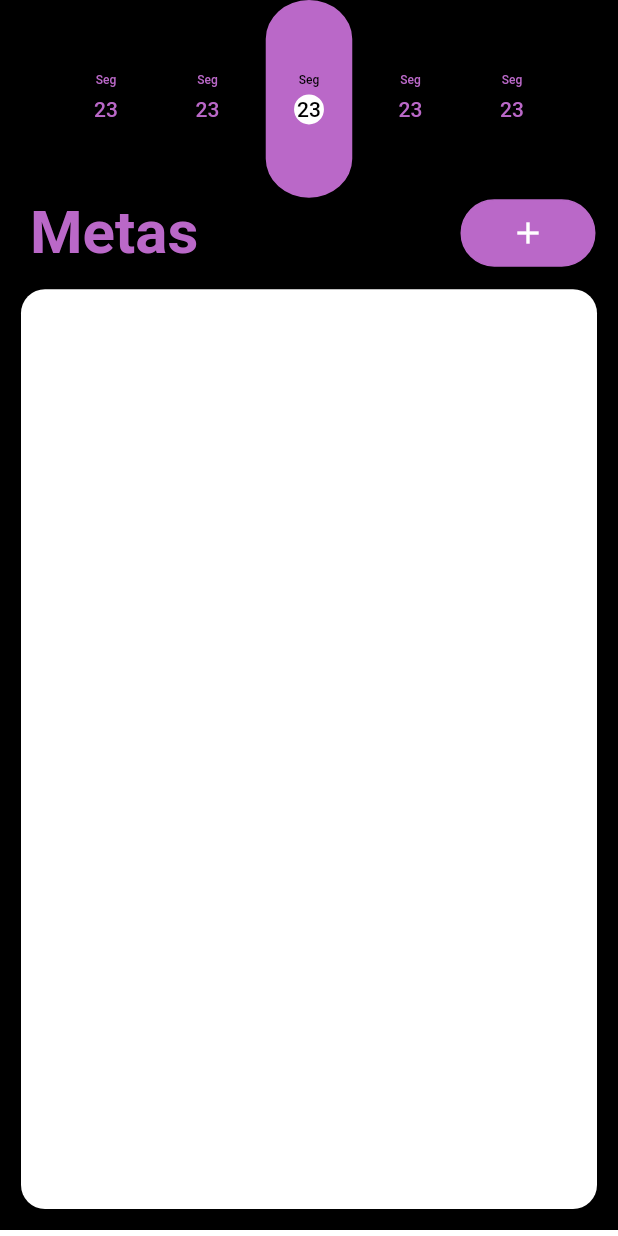
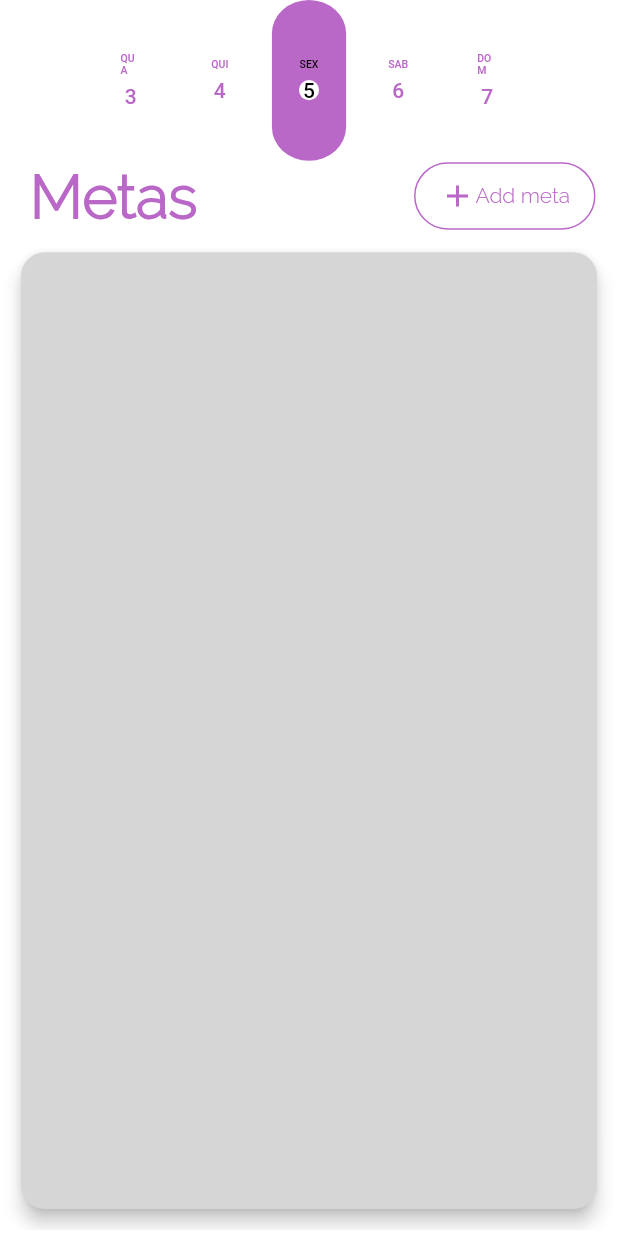
Before and after one commit to SamillyNunes/dream_tasks, a Flutter app: the screen it shows after launch, after a tap on "Metas diárias", on a phone screen of 412 x 824 dp. Run offline on Flutter 3.47's test engine with Material 2 defaults, Android fonts, the phone set to English and light mode, and no system bars; our stand-ins replace flutter_mobx, flutter_slidable, mobx, table_calendar; generated files the repository leaves out were written again.

```diff
--- a/lib/main.dart
+++ b/lib/main.dart
@@ -13,7 +13,7 @@ class MyApp extends StatelessWidget {
       theme: ThemeData(
         primaryColor: Colors.white,
         cursorColor: Colors.deepPurpleAccent,
-        scaffoldBackgroundColor: Colors.black,
+        scaffoldBackgroundColor: Colors.white,
       ),
       home: HomeScreen(),
     );
--- a/lib/screens/goals_screen.dart
+++ b/lib/screens/goals_screen.dart
@@ -1,43 +1,54 @@
 import 'package:dream_tasks/screens/add_goal_screen.dart';
 import 'package:dream_tasks/stores/list_task_store.dart';
-import 'package:dream_tasks/stores/task_store.dart';
 import 'package:dream_tasks/widgets/custom_list_tile.dart';
 import 'package:dream_tasks/widgets/day_widget.dart';
 import 'package:flutter/material.dart';
 import 'package:flutter_mobx/flutter_mobx.dart';
 
-class GoalsScreen extends StatelessWidget {
+class GoalsScreen extends StatefulWidget {
+  @override
+  _GoalsScreenState createState() => _GoalsScreenState();
+}
 
-  Color _backgroundColor = Colors.purple[300];
+class _GoalsScreenState extends State<GoalsScreen> {
+  final Color _backgroundColor = Colors.purple[300];
+  final String _fontFamily = "Raleway";
 
   final _scaffoldGlobalKey = GlobalKey<ScaffoldState>();
-  // final _inputController = GlobalKey<Te
 
-  ListTaskStore _listTaskStore = ListTaskStore();
+  final ListTaskStore _listTaskStore = ListTaskStore();
+
+  int _day;
+  int _weekDay;
+
+  @override
+  void initState() {
+    super.initState();
+    _day = DateTime.now().day;
+    _weekDay =DateTime.now().weekday;
+  }
 
   @override
   Widget build(BuildContext context) {
     return SafeArea(
       child: Scaffold(
         key: _scaffoldGlobalKey,
-        // appBar: AppBar(
-        //   title: Text("Metas diárias"),
-        // ),
+        // backgroundColor: Color.fromRGBO(r, g, b, opacity),
         body: Column(
           crossAxisAlignment: CrossAxisAlignment.start,
           children: <Widget>[
             Row(
               mainAxisAlignment: MainAxisAlignment.center,
               children: <Widget>[
-                DayWidget(),
+                DayWidget(_day-2, _weekDay-2),
                 SizedBox(width: 10,),
-                DayWidget(),
+                DayWidget(_day-1, _weekDay-1),
                 SizedBox(width: 10,),
-                DayWidget(currentDay: true,),
+                DayWidget(_day, _weekDay, currentDay: true),
                 SizedBox(width: 10,),
-                DayWidget(),
+                DayWidget(_day+1, _weekDay+1),
                 SizedBox(width: 10,),
-                DayWidget(),
+                DayWidget(_day+2, _weekDay+2),
               ],
             ),
             Row(
@@ -50,7 +61,8 @@ class GoalsScreen extends StatelessWidget {
                     style: TextStyle(
                       color: _backgroundColor,
                       fontWeight: FontWeight.bold,
-                      fontSize: 40
+                      fontSize: 40,
+                      fontFamily: _fontFamily
                     ),
                     textAlign: TextAlign.left,
                   ),
@@ -63,11 +75,22 @@ class GoalsScreen extends StatelessWidget {
                     decoration: BoxDecoration(
                       border: Border.all(color:_backgroundColor, width: 1),
                       borderRadius: BorderRadius.horizontal(left:Radius.circular(100), right:Radius.circular(100)),
-                      color: _backgroundColor
+                      // color: _backgroundColor
                     ),
                     // color: _backgroundColor,
                     child: FlatButton(
-                      child: Icon(Icons.add, color: Colors.white,),
+                      child: Row(
+                        children: <Widget>[
+                          Icon(Icons.add, color: _backgroundColor,),
+                          Text(
+                            'Add meta',
+                            style: TextStyle(
+                              color: _backgroundColor,
+                              fontFamily: _fontFamily
+                            ),
+                          )
+                        ],
+                      ),
                       onPressed: (){
                         // _addGoal(context);
                         Navigator.of(context).push(
@@ -83,7 +106,8 @@ class GoalsScreen extends StatelessWidget {
               child: Padding(
                 padding: const EdgeInsets.all(10),
                 child: Card(
-                  color: Colors.white,
+                  color: Colors.grey[350],
+                  elevation: 5,
                   shape: RoundedRectangleBorder(
                     borderRadius: BorderRadius.circular(16)
                   ),
@@ -124,71 +148,4 @@ class GoalsScreen extends StatelessWidget {
     );
   }
 
-  void _addGoal(context){
-    showModalBottomSheet(
-      context: context,
-      shape:  RoundedRectangleBorder(
-        borderRadius: BorderRadius.only(topLeft: Radius.circular(50.0), topRight: Radius.circular(50.0)),
-      ),
-      builder: (builder){
-        return Container(
-          height: MediaQuery.of(context).size.height*0.4,
-          child: Column(
-            crossAxisAlignment: CrossAxisAlignment.start,
-            children: <Widget>[
-              Padding(
-                padding: const EdgeInsets.only(top:10),
-                child: Center(
-                  child: Text(
-                    "Adicionar meta",
-                    style: TextStyle(
-                      color: _backgroundColor,
-                      fontSize: 20,
-                      fontWeight: FontWeight.bold,
-
-                    ),
-                  ),
-                )
-              ),
-              Padding(
-                padding: const EdgeInsets.only(left: 10,top: 10),
-                child: Container(
-                  width: MediaQuery.of(context).size.width*0.9,
-                  child: TextFormField(
-                    onChanged: _listTaskStore.setNewTask,
-                    cursorColor: _backgroundColor,
-                    decoration: InputDecoration(
-                      hoverColor: _backgroundColor,
-                      focusColor: _backgroundColor,
-                      hintText: "Nome da meta:",
-                      prefixIcon: Icon(Icons.track_changes)
-                    ),
-                  )
-                ),
-              ),
-              Padding(
-                padding: const EdgeInsets.only(top:90, left:10, right:10),
-                child: Container(
-                  width: MediaQuery.of(context).size.width,
-                  child: RaisedButton(
-                    // onPressed: _listTaskStore.addTask,
-                    onPressed: (){
-                    },
-                    color: _backgroundColor,
-                    child: Text(
-                      "Adicionar",
-                      style: TextStyle(
-                        color: Colors.white
-                      ),
-                    ),
-                  )
-                ),
-              )
-            ],
-          ),
-        );
-      }
-    );
-
-  }
 }
--- a/lib/screens/home_screen.dart
+++ b/lib/screens/home_screen.dart
@@ -41,7 +41,7 @@ class _HomeScreenState extends State<HomeScreen> {
                           style: TextStyle(
                             fontWeight: FontWeight.bold,
                             fontSize: 20,
-                            color: Theme.of(context).primaryColor
+                            color: Colors.black
                           ),
                         )
                       ),
--- a/lib/widgets/custom_list_tile.dart
+++ b/lib/widgets/custom_list_tile.dart
@@ -5,6 +5,7 @@ import 'package:flutter_slidable/flutter_slidable.dart';
 
 class CustomListTile extends StatelessWidget {
 
+  final Color _backgroundColor = Colors.purple[300];
   final ListTaskStore lts;
   final int index;
 
@@ -27,7 +28,10 @@ class CustomListTile extends StatelessWidget {
                 decoration: lts.tasks[index].done ? TextDecoration.lineThrough : null
               ),
             ),
-            leading: lts.tasks[index].done ? Icon(Icons.check_box) : Icon(Icons.check_box_outline_blank,
+
+            leading: lts.tasks[index].done ?
+              Icon(Icons.check_box, color: _backgroundColor,) :
+              Icon(Icons.check_box_outline_blank,
             ),
           ),
           actionPane: SlidableBehindActionPane(),
--- a/lib/widgets/day_widget.dart
+++ b/lib/widgets/day_widget.dart
@@ -8,53 +8,56 @@ const  Color _dayBackground = Colors.white;
 
 class DayWidget extends StatelessWidget {
 
+  final int day;
+  final int weekDay;
   final bool currentDay;
 
-  DayWidget({this.currentDay=false});
+  final List<String> week = ["Seg","Ter","Qua","Qui","Sex","Sab","Dom"];
+
+  DayWidget(this.day, this.weekDay, {this.currentDay=false});
 
   @override
   Widget build(BuildContext context) {
     return Container(
       padding: EdgeInsets.all(0),
+      margin: EdgeInsets.zero,
       // color: Colors.white,
-      height: MediaQuery.of(context).size.height * 0.16,
-      width: MediaQuery.of(context).size.width * 0.14,
+      height: MediaQuery.of(context).size.height * 0.13,
+      width: MediaQuery.of(context).size.width * 0.12,
       decoration: BoxDecoration(
           borderRadius: BorderRadius.all(Radius.elliptical(100, 90)),
           border: Border.all(
-            color: currentDay ? _backgroundColor : _secundaryBackground,
+            color: currentDay ? _backgroundColor : Colors.transparent,
             width: 2
           ),
-          color: currentDay ? _backgroundColor : _secundaryBackground,
+          color: currentDay ? _backgroundColor : Colors.transparent,
       ),
       child: FlatButton(
-        onPressed: () {},
+        onPressed: () {
+          print(DateTime.now().weekday.toString());
+        },
         child: Column(
           mainAxisAlignment: MainAxisAlignment.center,
           children: <Widget>[
-            Padding(
+            Padding( //widget do dia da semana
               padding: EdgeInsets.only(bottom: 5),
               child: Text(
-                "Seg",
+                week[weekDay-1].toUpperCase(),
                 style: TextStyle(
-                  fontSize: 8,
+                  fontSize: 7,
                   color: currentDay ? _textColor : _backgroundColor,
                 ),
               ),
             ),
-            Container(
-              padding: EdgeInsets.all(0),
+            Container( //widget da data
               // margin: EdgeInsets.all(2),
+              width: 90,
               decoration: BoxDecoration(
-                  borderRadius: BorderRadius.all(Radius.circular(100)),
-                  border: Border.all(
-                    color: currentDay ? _dayBackground : _secundaryBackground,
-                    width: 2
-                  ),
-                  color: currentDay ? _dayBackground : _secundaryBackground,
+                  shape: BoxShape.circle,
+                  color: currentDay ? _dayBackground : Colors.transparent,
               ),
               child: Text(
-                "23",
+                day.toString(),
                 textAlign: TextAlign.center,
                 style: TextStyle(
                   color: currentDay ? _textColor : _backgroundColor,
```
Also changed, not shown: lib/models/day_event.dart (added, +8 -0 lines), lib/screens/calendar_screen.dart (+99 -4 lines), lib/stores/list_event_store.dart (added, +30 -0 lines), lib/stores/list_event_store.g.dart (added).
